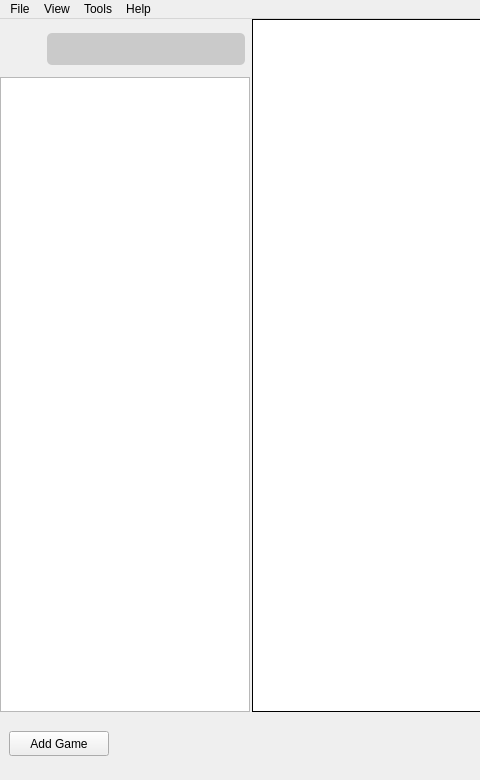
This is atlas/ui/mainwindow.ui in KJNeko/Atlas as Qt 5 draws it before an edit; both pictures show x 0 to 480 and y 0 to 780 of the 1520 by 780 pixel window. The edited form follows.
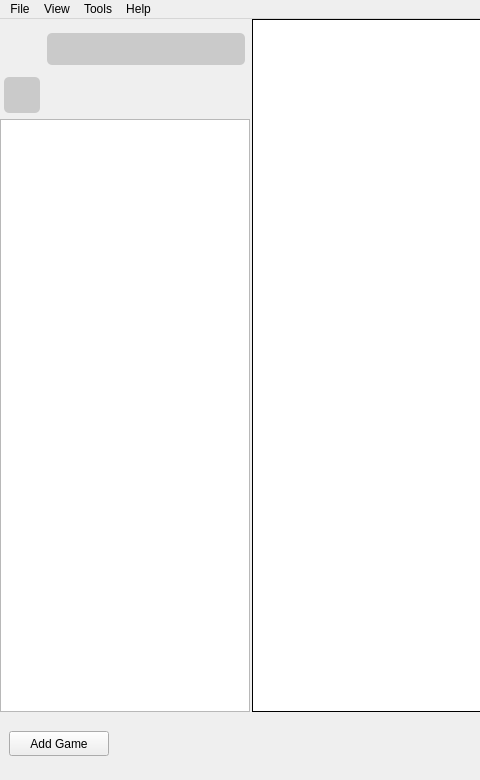
This is the edited form. Icons and pictures are not drawn. Custom widgets are drawn as their Qt base class.

```diff
--- a/atlas/ui/mainwindow.ui
+++ b/atlas/ui/mainwindow.ui
@@ -421,6 +421,21 @@
          </property>
         </widget>
        </item>
+       <item row="4" column="0" colspan="5">
+        <widget class="QTreeWidget" name="gamesTree">
+         <property name="columnCount">
+          <number>1</number>
+         </property>
+         <attribute name="headerVisible">
+          <bool>false</bool>
+         </attribute>
+         <column>
+          <property name="text">
+           <string notr="true">1</string>
+          </property>
+         </column>
+        </widget>
+       </item>
        <item row="2" column="0">
         <widget class="QToolButton" name="homeButton">
          <property name="sizePolicy">
@@ -464,19 +479,38 @@
          </property>
         </widget>
        </item>
-       <item row="3" column="0" colspan="5">
-        <widget class="QTreeWidget" name="gamesTree">
-         <property name="columnCount">
-          <number>1</number>
+       <item row="3" column="0">
+        <widget class="QLabel" name="searchIconSmall">
+         <property name="minimumSize">
+          <size>
+           <width>36</width>
+           <height>36</height>
+          </size>
          </property>
-         <attribute name="headerVisible">
-          <bool>false</bool>
-         </attribute>
-         <column>
-          <property name="text">
-           <string notr="true">1</string>
-          </property>
-         </column>
+         <property name="maximumSize">
+          <size>
+           <width>40</width>
+           <height>36</height>
+          </size>
+         </property>
+         <property name="styleSheet">
+          <string notr="true">background-color: rgba(0, 0, 0,40);
+border:none;
+margin-left:4px;
+border-radius:5px;</string>
+         </property>
+         <property name="text">
+          <string/>
+         </property>
+         <property name="pixmap">
+          <pixmap resource="../resources.qrc">:/images/assets/search.svg</pixmap>
+         </property>
+         <property name="scaledContents">
+          <bool>true</bool>
+         </property>
+         <property name="margin">
+          <number>6</number>
+         </property>
         </widget>
        </item>
       </layout>
```
